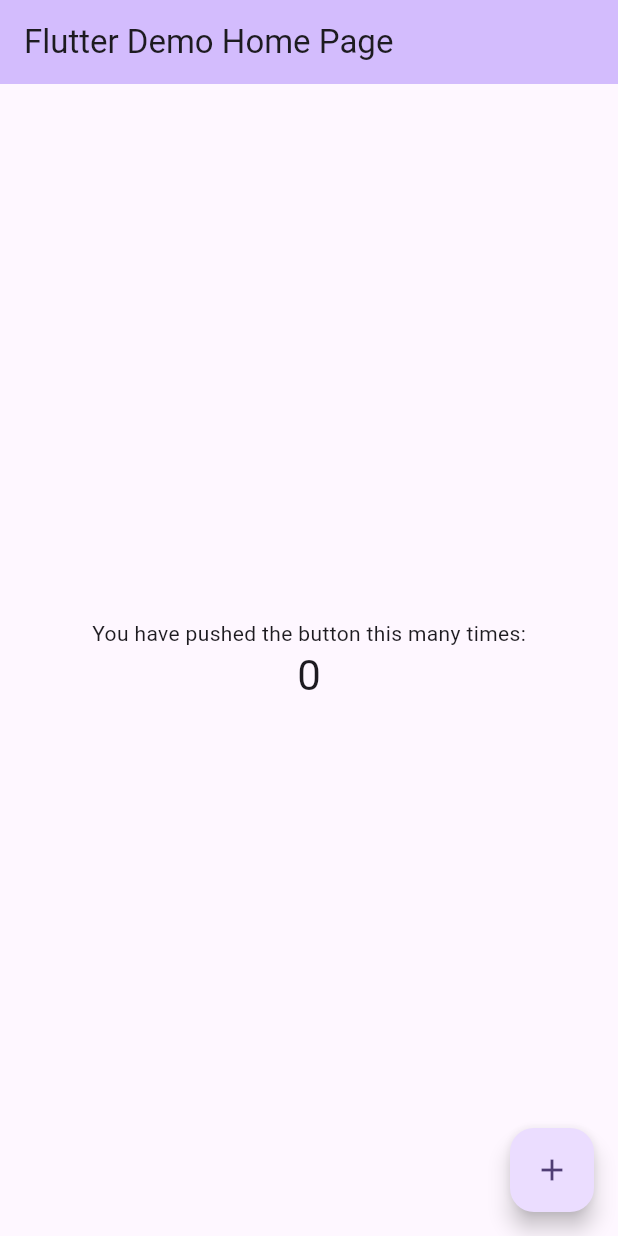
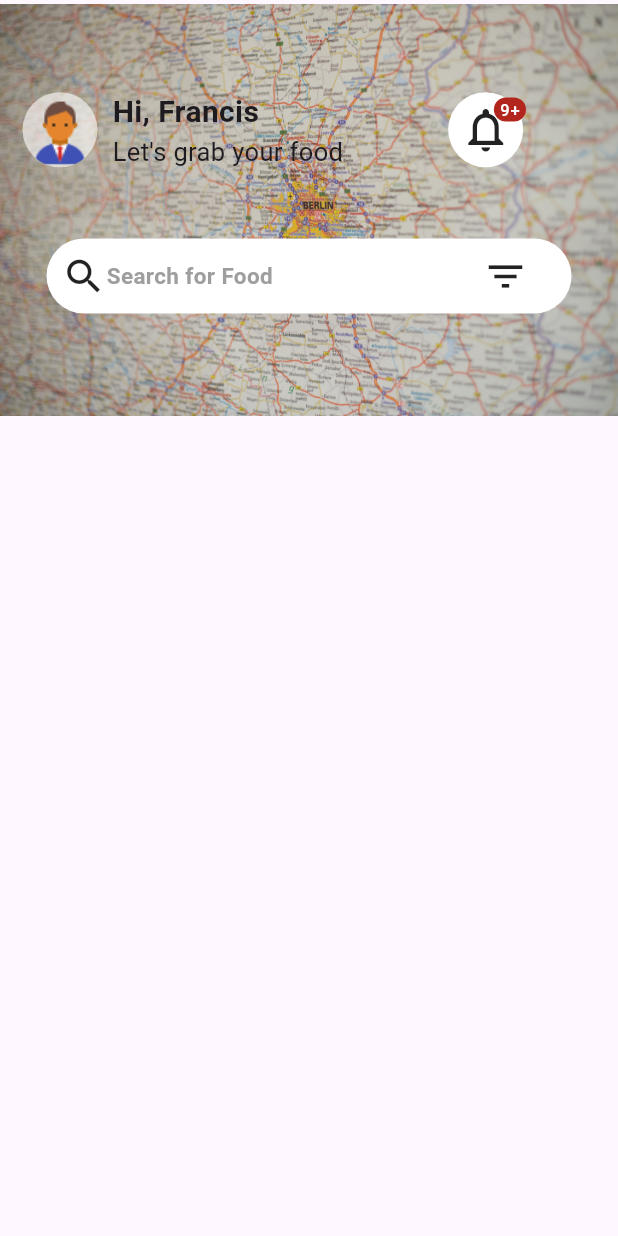
Before and after one commit to njiti/caviar, a Flutter app: the screen it shows after launch, on a phone screen of 412 x 824 dp. Run offline on Flutter 3.47's test engine with Material 3 defaults, Android fonts, the light colour scheme and no system bars.

Commit message:
created an app bar holding user info with search bar(just container)

```diff
--- a/lib/main.dart
+++ b/lib/main.dart
@@ -1,6 +1,12 @@
+import 'package:caviar/pages/main_page.dart';
 import 'package:flutter/material.dart';
+import 'package:flutter/services.dart';
 
 void main() {
+  SystemChrome.setSystemUIOverlayStyle(
+      const SystemUiOverlayStyle(
+        statusBarColor: Colors.transparent,
+  ));
   runApp(const MyApp());
 }
 
@@ -11,115 +17,12 @@
   @override
   Widget build(BuildContext context) {
     return MaterialApp(
+      debugShowCheckedModeBanner: false,
       title: 'Flutter Demo',
       theme: ThemeData(
-        // This is the theme of your application.
-        //
-        // TRY THIS: Try running your application with "flutter run". You'll see
-        // the application has a purple toolbar. Then, without quitting the app,
-        // try changing the seedColor in the colorScheme below to Colors.green
-        // and then invoke "hot reload" (save your changes or press the "hot
-        // reload" button in a Flutter-supported IDE, or press "r" if you used
-        // the command line to start the app).
-        //
-        // Notice that the counter didn't reset back to zero; the application
-        // state is not lost during the reload. To reset the state, use hot
-        // restart instead.
-        //
-        // This works for code too, not just values: Most code changes can be
-        // tested with just a hot reload.
-        colorScheme: ColorScheme.fromSeed(seedColor: Colors.deepPurple),
-        useMaterial3: true,
+        primarySwatch: Colors.blue,
       ),
-      home: const MyHomePage(title: 'Flutter Demo Home Page'),
+      home: const MainPage(),
     );
   }
 }
-
-class MyHomePage extends StatefulWidget {
-  const MyHomePage({super.key, required this.title});
-
-  // This widget is the home page of your application. It is stateful, meaning
-  // that it has a State object (defined below) that contains fields that affect
-  // how it looks.
-
-  // This class is the configuration for the state. It holds the values (in this
-  // case the title) provided by the parent (in this case the App widget) and
-  // used by the build method of the State. Fields in a Widget subclass are
-  // always marked "final".
-
-  final String title;
-
-  @override
-  State<MyHomePage> createState() => _MyHomePageState();
-}
-
-class _MyHomePageState extends State<MyHomePage> {
-  int _counter = 0;
-
-  void _incrementCounter() {
-    setState(() {
-      // This call to setState tells the Flutter framework that something has
-      // changed in this State, which causes it to rerun the build method below
-      // so that the display can reflect the updated values. If we changed
-      // _counter without calling setState(), then the build method would not be
-      // called again, and so nothing would appear to happen.
-      _counter++;
-    });
-  }
-
-  @override
-  Widget build(BuildContext context) {
-    // This method is rerun every time setState is called, for instance as done
-    // by the _incrementCounter method above.
-    //
-    // The Flutter framework has been optimized to make rerunning build methods
-    // fast, so that you can just rebuild anything that needs updating rather
-    // than having to individually change instances of widgets.
-    return Scaffold(
-      appBar: AppBar(
-        // TRY THIS: Try changing the color here to a specific color (to
-        // Colors.amber, perhaps?) and trigger a hot reload to see the AppBar
-        // change color while the other colors stay the same.
-        backgroundColor: Theme.of(context).colorScheme.inversePrimary,
-        // Here we take the value from the MyHomePage object that was created by
-        // the App.build method, and use it to set our appbar title.
-        title: Text(widget.title),
-      ),
-      body: Center(
-        // Center is a layout widget. It takes a single child and positions it
-        // in the middle of the parent.
-        child: Column(
-          // Column is also a layout widget. It takes a list of children and
-          // arranges them vertically. By default, it sizes itself to fit its
-          // children horizontally, and tries to be as tall as its parent.
-          //
-          // Column has various properties to control how it sizes itself and
-          // how it positions its children. Here we use mainAxisAlignment to
-          // center the children vertically; the main axis here is the vertical
-          // axis because Columns are vertical (the cross axis would be
-          // horizontal).
-          //
-          // TRY THIS: Invoke "debug painting" (choose the "Toggle Debug Paint"
-          // action in the IDE, or press "p" in the console), to see the
-          // wireframe for each widget.
-          mainAxisAlignment: MainAxisAlignment.center,
-          children: <Widget>[
-            const Text(
-              'You have pushed the button this many times:',
-            ),
-            Text(
-              '$_counter',
-              style: Theme.of(context).textTheme.headlineMedium,
-            ),
-          ],
-        ),
-      ),
-      floatingActionButton: FloatingActionButton(
-        onPressed: _incrementCounter,
-        tooltip: 'Increment',
-        child: const Icon(Icons.add),
-      ), // This trailing comma makes auto-formatting nicer for build methods.
-    );
-  }
-}
--- /dev/null
+++ b/lib/pages/main_page.dart
@@ -0,0 +1,17 @@
+import 'package:caviar/screen/main_screen.dart';
+import 'package:flutter/material.dart';
+
+class MainPage extends StatelessWidget {
+  const MainPage({Key? key}) : super(key: key);
+
+  @override
+  Widget build(BuildContext context) {
+    return const Scaffold(
+      body: Column(
+        children: [
+          MainScreen(),
+        ],
+      ),
+    );
+  }
+}
--- /dev/null
+++ b/lib/screen/main_screen.dart
@@ -0,0 +1,115 @@
+import 'package:flutter/material.dart';
+
+class MainScreen extends StatelessWidget {
+  const MainScreen({Key? key}) : super(key: key);
+
+  @override
+  Widget build(BuildContext context) {
+    return Stack(
+      children: [
+        Container(
+          height: 280,
+          decoration: const BoxDecoration(
+            image: DecorationImage(
+              image: AssetImage(
+                  'assets/images/maps.jpg'
+              ),
+            )
+          ),
+        ),
+        Padding(
+          padding: const EdgeInsets.only(top: 60, left: 15),
+          child: Container(
+            child: Row(
+              children: [
+                Container(
+                  child: Container(
+                    height: 50,
+                    width: 50,
+                    decoration: const BoxDecoration(
+                      color: Colors.white60,
+                      borderRadius: BorderRadius.all(Radius.circular(80)),
+                      image: DecorationImage(
+                        fit: BoxFit.cover,
+                        image: AssetImage(
+                            'assets/icons/man.png'
+                        ),
+                      )
+                    ),
+                  ),
+                ),
+                const SizedBox(width: 10),
+                Column(
+                  crossAxisAlignment: CrossAxisAlignment.start,
+                  children: [
+                    const Text(
+                        'Hi, Francis',
+                      style: TextStyle(
+                          fontSize: 20,
+                          fontWeight: FontWeight.bold
+                      ),
+                    ),
+                    const Text('Let\'s grab your food', style: TextStyle(fontSize: 17),
+                    ),
+                  ],
+                ),
+                const SizedBox(width: 70),
+                Container(
+                  height: 50,
+                  width: 50,
+                  decoration: BoxDecoration(
+                    color: Colors.white,
+                    borderRadius: BorderRadius.circular(80),
+                  ),
+                  child: Center(
+                    child: Badge(
+                      label: Text('9+'),
+                      child: Icon(Icons.notifications_none, size: 35,),
+                    ),
+                  ),
+                ),
+              ],
+            ),
+          ),
+        ),
+        Center(
+          child: Padding(
+            padding: const EdgeInsets.only(top: 159.0),
+            child: Container(
+              height: 50,
+              width: 350,
+              decoration: BoxDecoration(
+                color: Colors.white,
+                borderRadius: BorderRadius.circular(30),
+              ),
+              child: Row(
+                children: [
+                  Padding(
+                    padding: const EdgeInsets.only(left: 10.0),
+                    child: Icon(
+                        size: 30,
+                        Icons.search_outlined
+                    ),
+                  ),
+                  Text(
+                      'Search for Food',
+                    style: TextStyle(
+                        fontSize: 15,
+                        fontWeight: FontWeight.bold,
+                        color: Colors.grey,
+                    ),
+                  ),
+                  const SizedBox(width: 140),
+                  Icon(
+                      size: 30,
+                      Icons.filter_list
+                  ),
+                ],
+              ),
+            ),
+          ),
+        ),
+      ],
+    );
+  }
+}
```
Also changed, not shown: pubspec.yaml (+7 -7 lines), assets/icons/man.png (added), assets/images/maps.jpg (added), 1 other file.
